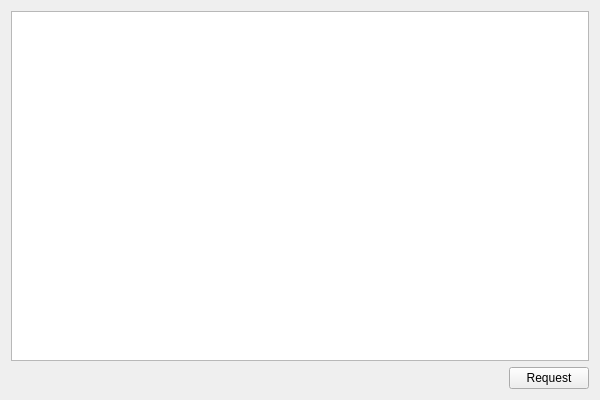
Qt form wiwiSoftware/mainui.ui (AlexRain/wiwiSoftware) before a commit.
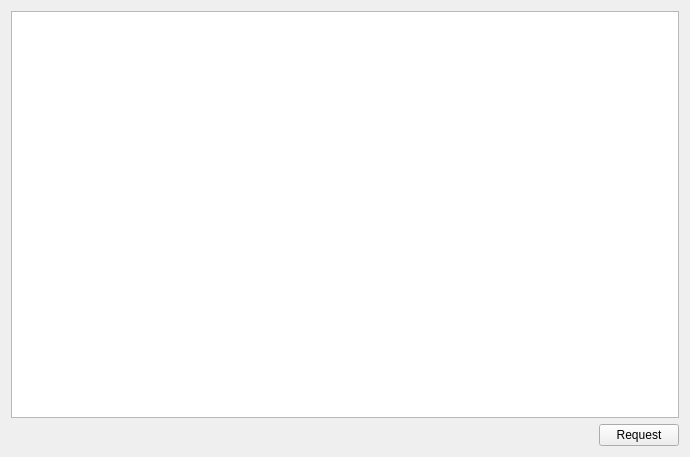
The same form after that commit.

```diff
--- a/wiwiSoftware/mainui.ui
+++ b/wiwiSoftware/mainui.ui
@@ -6,8 +6,8 @@
    <rect>
     <x>0</x>
     <y>0</y>
-    <width>600</width>
-    <height>400</height>
+    <width>690</width>
+    <height>457</height>
    </rect>
   </property>
   <property name="windowTitle">
```
